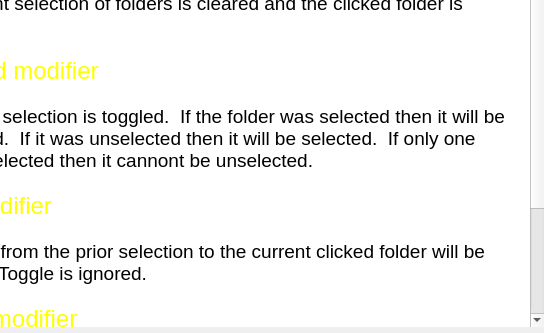
The window that Help/foldershelp.ui (towhee/Winnow64) describes before a commit, drawn with Qt 5; both pictures show x 98 to 642 and y 195 to 528 of the 642 by 528 pixel window.
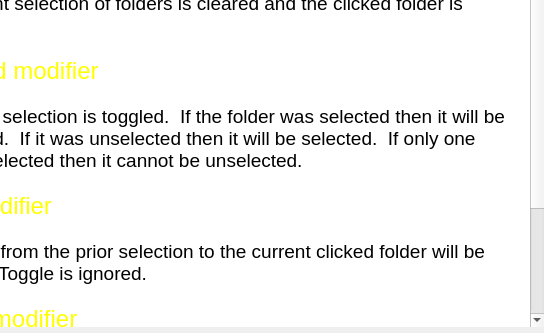
The same window after the commit.

Commit message: Folders help typo

```diff
--- a/Help/foldershelp.ui
+++ b/Help/foldershelp.ui
@@ -54,7 +54,7 @@
 &lt;p style=&quot;-qt-paragraph-type:empty; margin-top:0px; margin-bottom:0px; margin-left:0px; margin-right:0px; -qt-block-indent:0; text-indent:0px;&quot;&gt;&lt;br /&gt;&lt;/p&gt;
 &lt;p style=&quot; margin-top:0px; margin-bottom:0px; margin-left:0px; margin-right:0px; -qt-block-indent:0; text-indent:0px;&quot;&gt;&lt;span style=&quot; font-family:'Calibri','sans-serif'; font-size:18pt; color:#ffff00;&quot;&gt;Ctrl/Cmd modifier&lt;/span&gt;&lt;/p&gt;
 &lt;p style=&quot;-qt-paragraph-type:empty; margin-top:0px; margin-bottom:0px; margin-left:0px; margin-right:0px; -qt-block-indent:0; text-indent:0px;&quot;&gt;&lt;br /&gt;&lt;/p&gt;
-&lt;p style=&quot; margin-top:0px; margin-bottom:0px; margin-left:0px; margin-right:0px; -qt-block-indent:0; text-indent:0px;&quot;&gt;&lt;span style=&quot; font-size:14pt;&quot;&gt;The folder selection is toggled.  If the folder was selected then it will be unselected.  If it was unselected then it will be selected.  If only one folder is selected then it cannont be unselected.&lt;/span&gt;&lt;/p&gt;
+&lt;p style=&quot; margin-top:0px; margin-bottom:0px; margin-left:0px; margin-right:0px; -qt-block-indent:0; text-indent:0px;&quot;&gt;&lt;span style=&quot; font-size:14pt;&quot;&gt;The folder selection is toggled.  If the folder was selected then it will be unselected.  If it was unselected then it will be selected.  If only one folder is selected then it cannot be unselected.&lt;/span&gt;&lt;/p&gt;
 &lt;p style=&quot;-qt-paragraph-type:empty; margin-top:0px; margin-bottom:0px; margin-left:0px; margin-right:0px; -qt-block-indent:0; text-indent:0px;&quot;&gt;&lt;br /&gt;&lt;/p&gt;
 &lt;p style=&quot; margin-top:0px; margin-bottom:0px; margin-left:0px; margin-right:0px; -qt-block-indent:0; text-indent:0px;&quot;&gt;&lt;span style=&quot; font-family:'Calibri','sans-serif'; font-size:18pt; color:#ffff00;&quot;&gt;Shift modifier&lt;/span&gt;&lt;/p&gt;
 &lt;p style=&quot;-qt-paragraph-type:empty; margin-top:0px; margin-bottom:0px; margin-left:0px; margin-right:0px; -qt-block-indent:0; text-indent:0px;&quot;&gt;&lt;br /&gt;&lt;/p&gt;
```
The commit also changes 5 other files.
